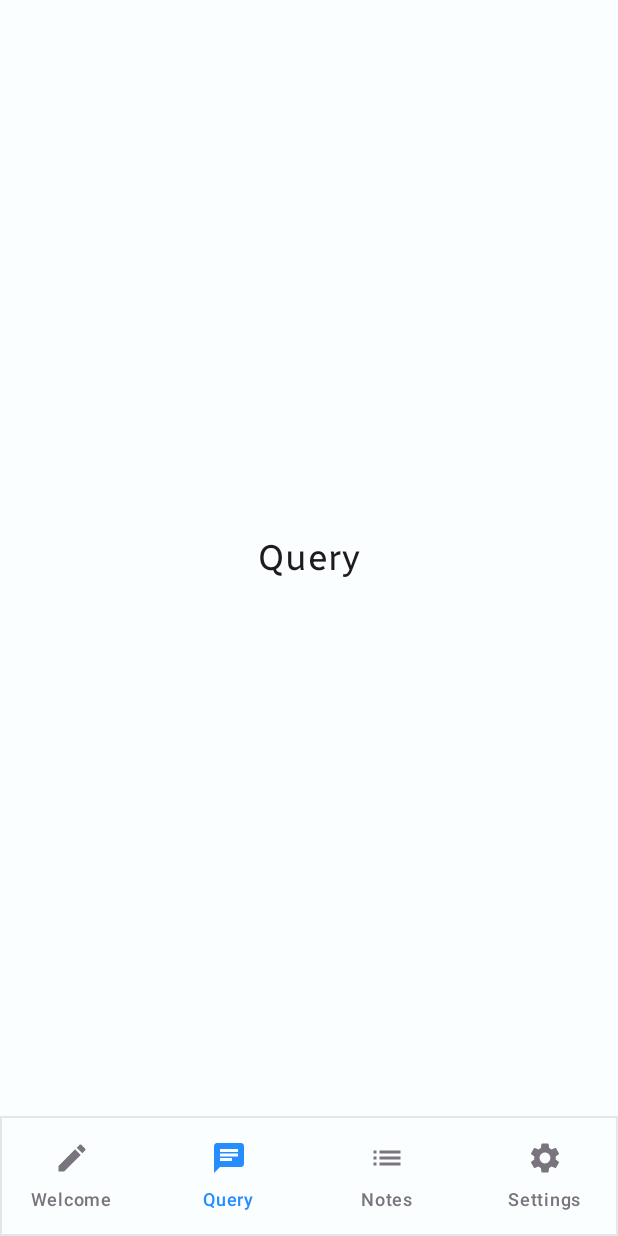
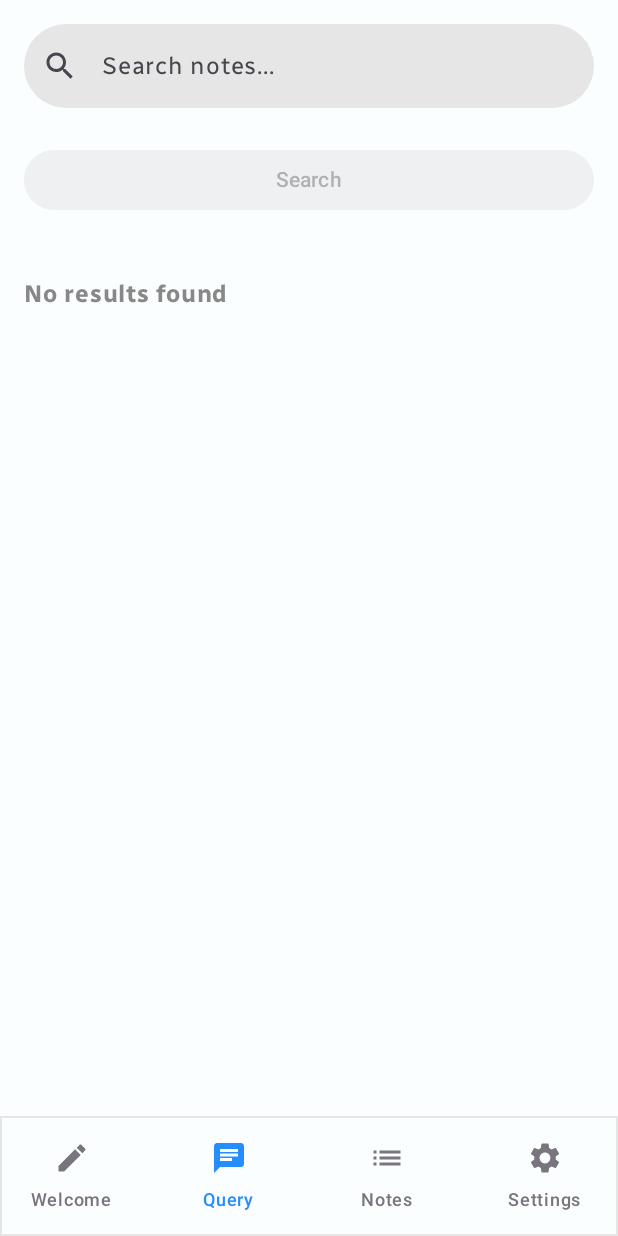
Before and after one commit to ethanoutangoun/OpenNotes, an Android app built with Jetpack Compose: the screen it shows after launch (MainActivity), item 2 of the bottom bar chosen, on a phone screen of 412 x 824 dp. Run offline under Robolectric (Android 15) with nearby library versions, the phone set to English and light mode, and no system bars; our stand-ins replace accompanist; libraries missing offline, so code that uses them is left out: com.google.accompanist.navigation.

Commit message:
Update model

```diff
--- a/app/src/main/java/com/opennotes/ui/NavigationGraph.kt
+++ b/app/src/main/java/com/opennotes/ui/NavigationGraph.kt
@@ -97,7 +97,7 @@ fun NavigationGraph(navController: NavHostController) {
                 }
             }
         ) {
-            QueryScreen()
+            QueryScreen(viewModel = notesViewModel)
         }
 
         composable(
--- a/app/src/main/java/com/opennotes/ui/NoteViewModel.kt
+++ b/app/src/main/java/com/opennotes/ui/NoteViewModel.kt
@@ -6,6 +6,7 @@ import com.opennotes.data.Model
 import kotlinx.coroutines.flow.MutableStateFlow
 import kotlinx.coroutines.flow.StateFlow
 import android.util.Log
+import androidx.compose.ui.graphics.toArgb
 import com.opennotes.BuildConfig
 
 class NotesViewModel : ViewModel() {
@@ -14,15 +15,24 @@ class NotesViewModel : ViewModel() {
     private val apiKey = BuildConfig.OPENAI_API_KEY
 
 
+
+
+    private val _queryInput = MutableStateFlow("")
+    val queryInput: StateFlow<String> = _queryInput
+
     private val _searchQuery = MutableStateFlow("")
     val searchQuery: StateFlow<String> = _searchQuery
 
+    private val _queryResult = MutableStateFlow("")
+    val queryResult: StateFlow<String> = _queryResult
+
+
     private val _categories = MutableStateFlow(
         listOf(
-            Category("1", "Personal", Color(0xFF2196F3)), // Blue
-            Category("2", "Work", Color(0xFFF44336)),     // Red
-            Category("3", "Ideas", Color(0xFF4CAF50)),    // Green
-            Category("4", "Tasks", Color(0xFFFF9800))     // Orange
+            Category("1", "Grocery", Color(0xFF2196F3)), // Blue
+//            Category("2", "Work", Color(0xFFF44336)),     // Red
+//            Category("3", "Ideas", Color(0xFF4CAF50)),    // Green
+//            Category("4", "Tasks", Color(0xFFFF9800))     // Orange
         )
     )
     val categories: StateFlow<List<Category>> = _categories
@@ -30,19 +40,31 @@ class NotesViewModel : ViewModel() {
     private val _notes = MutableStateFlow(
         listOf(
             Note("1", "Shopping List", "Milk, eggs, bread...", "1", true),
-            Note("2", "Meeting Notes", "Discuss project timeline...", "2", true),
-            Note("3", "Birthday Ideas", "Gift options for Sarah...", "3"),
-            Note("4", "Weekend Plans", "Visit the park, dinner with friends...", "1"),
-            Note("5", "Project Deadlines", "Submit report by Friday...", "2"),
-            Note("6", "Book Recommendations", "1984, Dune, Foundation...", "3"),
-            Note("7", "Home Repairs", "Fix kitchen sink...", "4"),
-            Note("8", "Travel Plans", "Book flights for vacation...", "1")
+//            Note("2", "Meeting Notes", "Discuss project timeline...", "2", true),
+//            Note("3", "Birthday Ideas", "Gift options for Sarah...", "3"),
+//            Note("4", "Weekend Plans", "Visit the park, dinner with friends...", "1"),
+//            Note("5", "Project Deadlines", "Submit report by Friday...", "2"),
+//            Note("6", "Book Recommendations", "1984, Dune, Foundation...", "3"),
+//            Note("7", "Home Repairs", "Fix kitchen sink...", "4"),
+//            Note("8", "Travel Plans", "Book flights for vacation...", "1")
         )
     )
     val notes: StateFlow<List<Note>> get() = _notes
 
     fun updateSearchQuery(query: String) {
         _searchQuery.value = query
+    }
+
+    fun updateQueryInput(query: String){
+        _queryInput.value = query
+    }
+
+    fun String.removePrefix(prefix: String): String {
+        return if (this.startsWith(prefix)) {
+            this.substring(prefix.length)
+        } else {
+            this
+        }
     }
 
     suspend fun addNote(content: String) {
@@ -62,9 +84,8 @@ class NotesViewModel : ViewModel() {
             var categoryId = _categories.value.find { it.name == categoryName }?.id
 
             if (categoryId == null) {
-                val colorInt = categoryColor.toLong(16).toInt()
                 val newCategoryId = java.util.UUID.randomUUID().toString()
-                val newCategory = Category(newCategoryId, categoryName, Color(colorInt))
+                val newCategory = Category(newCategoryId, categoryName, categoryColor)
 
                 addCategory(newCategory)
                 categoryId = newCategoryId
@@ -97,7 +118,20 @@ class NotesViewModel : ViewModel() {
         _categories.value = currentCategories
     }
 
-    suspend fun queryNotes(query: String){
+    suspend fun queryNotes(query: String) {
+        val noteContext = _notes.value.joinToString(" ") { it.content }
 
+        try {
+            // Call the model to query the notes
+            val result = model.queryWithContext(apiKey, query, noteContext)
+
+            // Update the query result in MutableStateFlow
+            _queryResult.value = result
+
+            Log.d("NotesViewModel", "Query Result: $result")
+
+        } catch (e: Exception) {
+            Log.e("NotesViewModel", "Error while querying notes", e)
+        }
     }
 }
--- a/app/src/main/java/com/opennotes/ui/QueryScreen.kt
+++ b/app/src/main/java/com/opennotes/ui/QueryScreen.kt
@@ -2,19 +2,120 @@ package com.opennotes.ui
 
 import androidx.compose.foundation.background
 import androidx.compose.foundation.layout.*
-import androidx.compose.material3.Text
-import androidx.compose.runtime.Composable
+import androidx.compose.foundation.shape.RoundedCornerShape
+import androidx.compose.material.icons.Icons
+import androidx.compose.material.icons.filled.Search
+import androidx.compose.material3.*
+import androidx.compose.runtime.*
 import androidx.compose.ui.Alignment
 import androidx.compose.ui.Modifier
+import androidx.compose.ui.draw.clip
+import androidx.compose.ui.graphics.Color
+import androidx.compose.ui.text.font.FontWeight
+import androidx.compose.ui.unit.dp
 import androidx.compose.ui.unit.sp
 import com.opennotes.ui.theme.BackgroundColor
+import com.opennotes.ui.theme.LightGray
+import kotlinx.coroutines.launch
 
+@OptIn(ExperimentalMaterial3Api::class)
 @Composable
-fun QueryScreen() {
-    Box(
-        modifier = Modifier.fillMaxSize().background(BackgroundColor),
-        contentAlignment = Alignment.Center
+fun QueryScreen(viewModel: NotesViewModel) {
+    val queryInput by viewModel.queryInput.collectAsState()
+    val queryResult by viewModel.queryResult.collectAsState()
+
+    // State to track if search has been triggered
+    var isSearching by remember { mutableStateOf(false) }
+
+    // CoroutineScope to launch the suspending function
+    val coroutineScope = rememberCoroutineScope()
+
+    Column(
+        modifier = Modifier
+            .fillMaxSize()
+            .background(BackgroundColor)
+            .padding(16.dp)
     ) {
-        Text("Query", fontSize = 24.sp)
+        // Search Bar
+        TextField(
+            value = queryInput,
+            onValueChange = { viewModel.updateQueryInput(it)},
+            modifier = Modifier
+                .fillMaxWidth()
+                .height(56.dp)
+                .clip(RoundedCornerShape(28.dp)),
+            placeholder = { Text("Search notes...") },
+            leadingIcon = {
+                Icon(
+                    imageVector = Icons.Default.Search,
+                    contentDescription = "Search Icon"
+                )
+            },
+            colors = TextFieldDefaults.textFieldColors(
+                containerColor = LightGray,
+                focusedIndicatorColor = Color.Transparent,
+                unfocusedIndicatorColor = Color.Transparent,
+                disabledIndicatorColor = Color.Transparent
+            ),
+            singleLine = true
+        )
+
+        Spacer(modifier = Modifier.height(24.dp))
+
+        // Search Button
+        Button(
+            onClick = {
+                isSearching = true
+                // Launch the queryNotes suspending function within a coroutine
+                coroutineScope.launch {
+                    viewModel.queryNotes(queryInput) // Trigger query when button is clicked
+                    isSearching = false // Reset isSearching after the search is completed
+                }
+            },
+            modifier = Modifier.fillMaxWidth(),
+            shape = RoundedCornerShape(28.dp),
+            enabled = queryInput.isNotEmpty() && !isSearching
+        ) {
+            Text(text = "Search")
+        }
+
+        Spacer(modifier = Modifier.height(24.dp))
+
+        // Show loading indicator while searching
+        if (isSearching) {
+            Box(
+                modifier = Modifier
+                    .fillMaxWidth()
+                    .height(56.dp)
+                    .wrapContentSize(Alignment.Center)
+            ) {
+                CircularProgressIndicator()
+            }
+        } else {
+            // Display query result
+            if (queryResult.isNotEmpty()) {
+                Box(
+                    modifier = Modifier
+                        .fillMaxWidth()
+                        .background(Color(0xFFF6F6F6), RoundedCornerShape(8.dp))
+                        .padding(16.dp)
+                ) {
+                    Text(
+                        text = queryResult,
+                        fontSize = 14.sp,
+                        fontWeight = FontWeight.Normal,
+                        color = Color.Black
+                    )
+                }
+            } else {
+                Spacer(modifier = Modifier.height(16.dp))
+                Text(
+                    text = "No results found",
+                    fontSize = 16.sp,
+                    fontWeight = FontWeight.Bold,
+                    color = Color.Gray
+                )
+            }
+        }
     }
 }
--- a/app/src/main/java/com/opennotes/ui/WelcomeScreen.kt
+++ b/app/src/main/java/com/opennotes/ui/WelcomeScreen.kt
@@ -30,7 +30,7 @@ fun WelcomeScreen(notesViewModel: NotesViewModel) {
         horizontalAlignment = Alignment.CenterHorizontally
     ) {
         Text(
-            text = "Welcome ✏️ to Open Notes!",
+            text = "Welcome to Open Notes ✏️",
             fontSize = 24.sp
         )
 
```
Also changed, not shown: app/src/main/java/com/opennotes/data/Model.kt (+64 -12 lines).
